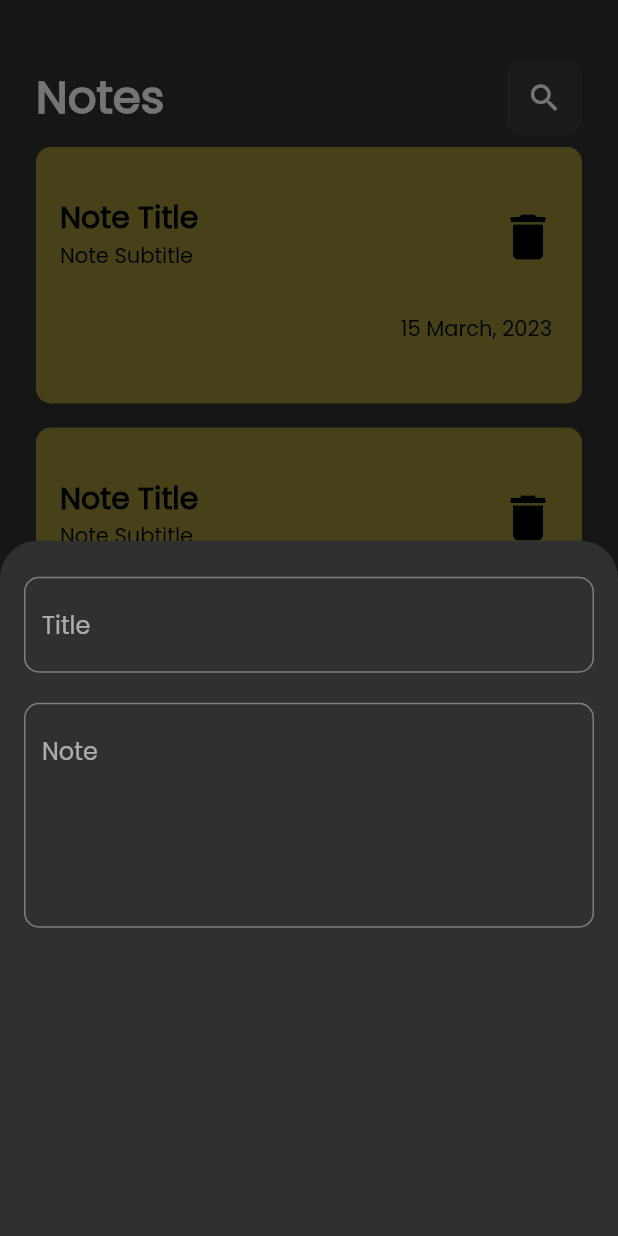
After one commit to HussMo/Note_App, a Flutter app: the screen it shows after launch, after a tap on the "add" icon, on a phone screen of 412 x 824 dp. The commit adds this screen. Run offline on Flutter 3.47's test engine with Material 2 defaults, Android fonts, the phone set to English and light mode, and no system bars.

Commit message:
Creating Custom Text Filed and added it to the bottom sheet

```diff
--- a/lib/Views/notes_view.dart
+++ b/lib/Views/notes_view.dart
@@ -1,4 +1,5 @@
 import 'package:flutter/material.dart';
+import 'package:note_app/Widgets/AddBottomNoteSheet.dart';
 import 'package:note_app/Widgets/CustomNoteListView.dart';
 import '../Widgets/custom_appBar.dart';
 
@@ -8,6 +9,19 @@ class NotesView extends StatelessWidget {
   @override
   Widget build(BuildContext context) {
     return  Scaffold(
+      floatingActionButton: FloatingActionButton(
+        backgroundColor: Colors.yellow.shade200,
+        onPressed: () {
+
+          showModalBottomSheet(
+            shape: const RoundedRectangleBorder( borderRadius: BorderRadius.vertical(top: Radius.circular(25.0))),
+              context: context,
+              builder: (context) {
+                return AddBotoomNoteSheet();
+              });
+        },
+        child: const Icon(Icons.add, color: Colors.black),
+      ),
 
     body: Padding(
       padding:  const EdgeInsets.symmetric(horizontal: 24),
@@ -18,9 +32,6 @@ class NotesView extends StatelessWidget {
             height: 40,
           ),
           CustomAppBar(),
-          const SizedBox(
-            height: 40,
-          ),
           Expanded(child: CustomeNoteListView())
         ]
       ),
--- /dev/null
+++ b/lib/Widgets/AddBottomNoteSheet.dart
@@ -0,0 +1,24 @@
+
+import 'package:flutter/material.dart';
+import 'package:note_app/Widgets/custome_textt_Field.dart';
+
+class AddBotoomNoteSheet extends StatelessWidget {
+  const AddBotoomNoteSheet({Key? key}) : super(key: key);
+
+  @override
+  Widget build(BuildContext context) {
+    return Padding(
+      padding: const EdgeInsets.symmetric(horizontal: 16, vertical: 24),
+      child: Column(
+        children:  [
+          const CustomeTextField(hint:"Title", maxLines: 1),
+          const SizedBox(
+            height: 20,
+          ),
+          const CustomeTextField( hint:"Note", maxLines: 5),
+        ],
+
+      ),
+    );
+  }
+}
--- /dev/null
+++ b/lib/Widgets/custome_textt_Field.dart
@@ -0,0 +1,24 @@
+
+
+import 'package:flutter/material.dart';
+
+class CustomeTextField extends StatelessWidget {
+  const CustomeTextField({Key? key, required this.hint,  required this.maxLines}) : super(key: key);
+final String hint;
+  final int maxLines;
+  @override
+  Widget build(BuildContext context) {
+    return TextField(
+      maxLines: maxLines,
+      decoration: InputDecoration(
+
+        hintText: hint,
+        border: OutlineInputBorder(
+          borderRadius: BorderRadius.circular(10),
+          borderSide: const BorderSide(color: Colors.white),
+        ),
+      ),
+
+    );
+  }
+}
```
